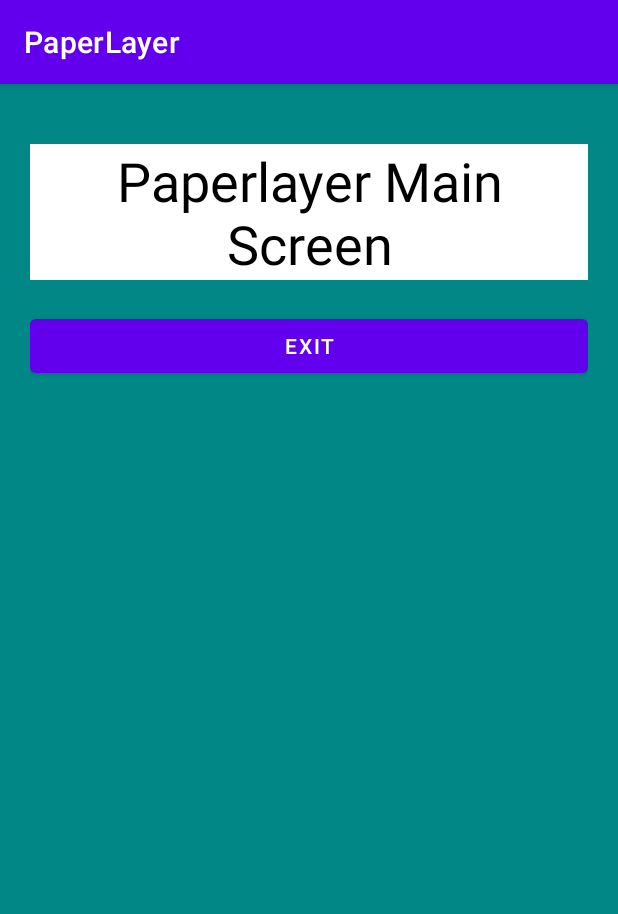
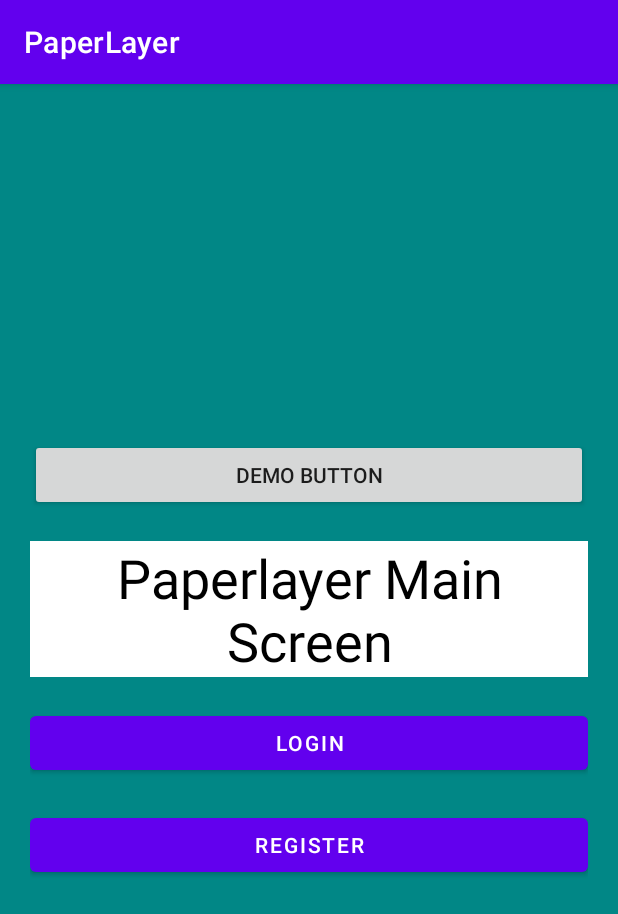
Before and after one commit to bounswe/bounswe2020group3, an Android app: the fragment MainFragment shown on its own in the app's theme, on a phone screen of 412 x 824 dp. Shown: the top 914 px of the screen. Run offline under Robolectric (Android 15) with nearby library versions, the phone set to English and light mode, and no system bars; 1 statement that could not run was skipped.

Commit message:
fragment_main.xml: Move content from activity

```diff
--- a/android/app/src/main/res/layout/fragment_main.xml
+++ b/android/app/src/main/res/layout/fragment_main.xml
@@ -1,21 +1,20 @@
 <?xml version="1.0" encoding="utf-8"?>
-<FrameLayout xmlns:android="http://schemas.android.com/apk/res/android"
-    xmlns:tools="http://schemas.android.com/tools"
-    android:layout_width="match_parent"
-    android:layout_height="match_parent"
-    tools:context="com.bounswe2020group3.paperlayer.MainFragment">
-
-    <!-- TODO: Update blank fragment layout -->
-    <LinearLayout
-        android:layout_width="match_parent"
+<LinearLayout android:layout_width="match_parent"
     android:layout_height="match_parent"
     android:background="@color/teal_700"
-        android:gravity="top"
+    android:gravity="center_vertical"
     android:orientation="vertical"
-        android:padding="20dp">
+    android:padding="20dp"
+    xmlns:android="http://schemas.android.com/apk/res/android">
+
+    <androidx.appcompat.widget.AppCompatButton
+        android:id="@+id/buttonDemo"
+        android:layout_width="match_parent"
+        android:layout_height="wrap_content"
+        android:text="Demo Button"/>
 
     <TextView
-            android:id="@+id/mainTextView"
+        android:id="@+id/loginTextView"
         android:layout_width="match_parent"
         android:layout_height="wrap_content"
         android:layout_marginTop="20dp"
@@ -26,12 +25,17 @@
         android:textSize="36sp" />
 
     <Button
-            android:id="@+id/exitButton"
+        android:id="@+id/loginButton"
         android:layout_width="match_parent"
         android:layout_height="wrap_content"
         android:layout_marginTop="20dp"
-            android:text="Exit" />
+        android:text="Login" />
+
+    <Button
+        android:id="@+id/registerButton"
+        android:layout_width="match_parent"
+        android:layout_height="wrap_content"
+        android:layout_marginTop="20dp"
+        android:text="Register" />
 
 </LinearLayout>
-
-</FrameLayout>
```
Lines whose indentation alone changed are shown as unchanged.
